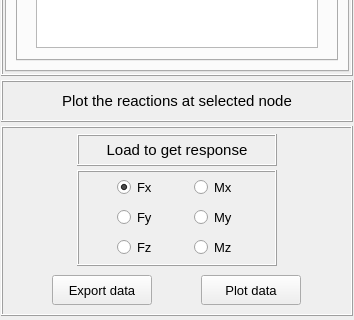
Old version of the form pulse/interface/data/ui_files/plots/results/structural/get_reactions_for_harmonic_analysis.ui in the repository open-pulse/OpenPulse; both pictures show x 0 to 354 and y 274 to 594 of the 354 by 594 pixel window.
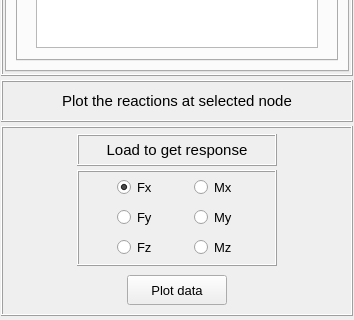
New version of the form. The open tabs and pages were chosen to show the change.

Commit message: Remove the export data button from the results plots widgets

What changed in the file:
```diff
--- a/pulse/interface/data/ui_files/plots/results/structural/get_reactions_for_harmonic_analysis.ui
+++ b/pulse/interface/data/ui_files/plots/results/structural/get_reactions_for_harmonic_analysis.ui
@@ -1431,40 +1431,6 @@
           <number>0</number>
          </property>
          <item row="0" column="0">
-          <widget class="QPushButton" name="pushButton_export_data">
-           <property name="minimumSize">
-            <size>
-             <width>100</width>
-             <height>30</height>
-            </size>
-           </property>
-           <property name="maximumSize">
-            <size>
-             <width>100</width>
-             <height>30</height>
-            </size>
-           </property>
-           <property name="font">
-            <font>
-             <family>MS Shell Dlg 2</family>
-             <pointsize>10</pointsize>
-             <weight>50</weight>
-             <italic>false</italic>
-             <bold>false</bold>
-            </font>
-           </property>
-           <property name="styleSheet">
-            <string notr="true"/>
-           </property>
-           <property name="text">
-            <string>Export data</string>
-           </property>
-           <property name="flat">
-            <bool>false</bool>
-           </property>
-          </widget>
-         </item>
-         <item row="0" column="1">
           <widget class="QPushButton" name="pushButton_plot_data">
            <property name="minimumSize">
             <size>
@@ -1482,7 +1448,6 @@
             <font>
              <family>MS Shell Dlg 2</family>
              <pointsize>10</pointsize>
-             <weight>50</weight>
              <italic>false</italic>
              <bold>false</bold>
             </font>
```
Left out of the diff: 113 changed lines with no effect on the pictures. The commit also changes 26 other files.
